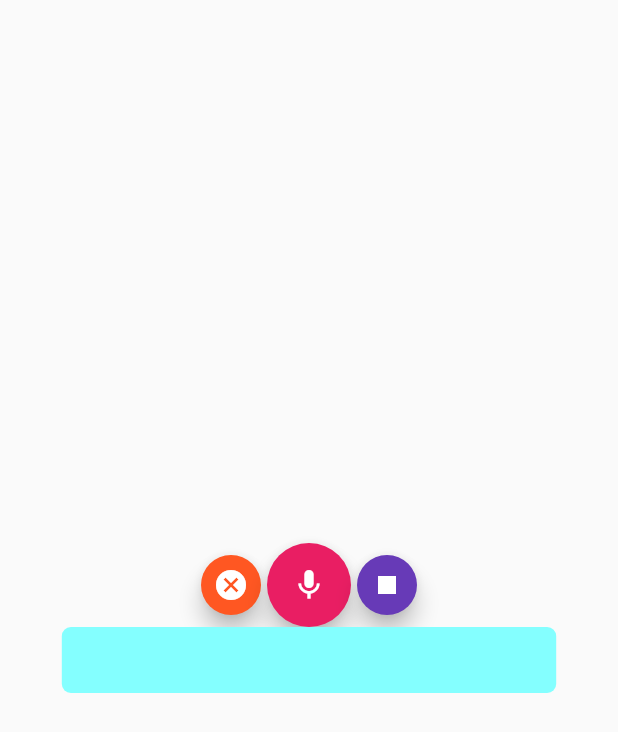
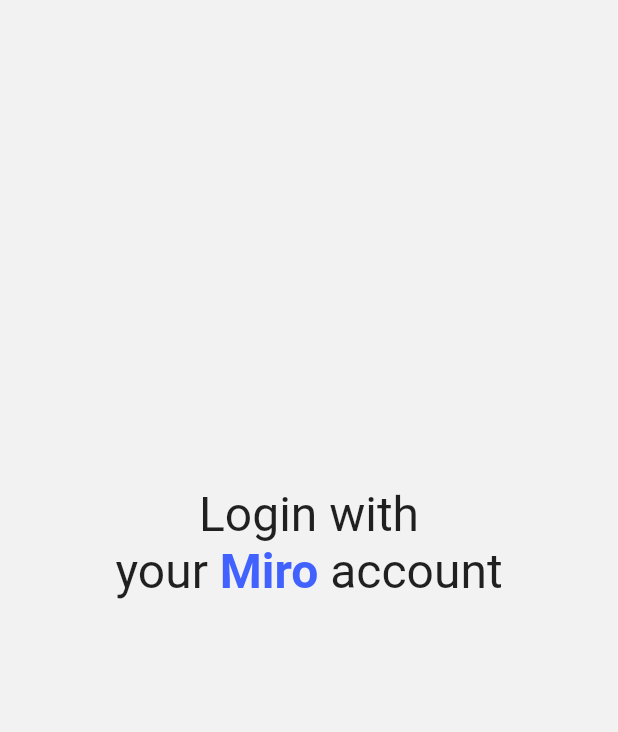
Before and after one commit to leto1timmy/Miro-Voice-Memos, a Flutter app: the screen it shows after launch, on a phone screen of 412 x 824 dp. Shown: the top 732 px of the screen. Run offline on Flutter 3.47's test engine with Material 2 defaults, Android fonts, the phone set to English and light mode, and no system bars; missing offline and left inert: speech_recognition.

Commit message:
added login page

```diff
--- a/lib/main.dart
+++ b/lib/main.dart
@@ -1,7 +1,5 @@
 import 'package:flutter/material.dart';
-//import 'package:speech_recognition/speech_recognition.dart';
-
-import 'modules/voice-recognition/voice-recognition-impl.dart';
+import './screens/login_screen/login.dart';
 
 void main() => runApp(MyApp());
 
@@ -9,7 +7,20 @@ class MyApp extends StatelessWidget {
   @override
   Widget build(BuildContext context) {
     return MaterialApp(
-      home: VoiceHome(),
+      title: 'Flutter Demo',
+      theme: ThemeData(
+        // This is the theme of your application.
+        //
+        // Try running your application with "flutter run". You'll see the
+        // application has a blue toolbar. Then, without quitting the app, try
+        // changing the primarySwatch below to Colors.green and then invoke
+        // "hot reload" (press "r" in the console where you ran "flutter run",
+        // or simply save your changes to "hot reload" in a Flutter IDE).
+        // Notice that the counter didn't reset back to zero; the application
+        // is not restarted.
+        primarySwatch: Colors.blue,
+      ),
+      home: LoginScreen(),
     );
   }
 }
--- /dev/null
+++ b/lib/screens/login_screen/login.dart
@@ -0,0 +1,30 @@
+import 'package:flutter/cupertino.dart';
+import 'package:flutter/material.dart';
+
+class LoginScreen extends StatefulWidget {
+  @override
+  _LoginScreenState createState() => _LoginScreenState();
+}
+
+class _LoginScreenState extends State<LoginScreen> {
+  @override
+  Widget build(BuildContext context) {
+    return Scaffold(
+        backgroundColor: Color.fromRGBO(242, 242, 242, 1),
+        body: Container(
+          alignment: Alignment.center,
+          padding: EdgeInsets.fromLTRB(0, 0, 0, 100),
+          child: Text.rich(
+              TextSpan(text: "Login with\nyour ", children: [
+                TextSpan(
+                    text: "Miro",
+                    style: TextStyle(
+                        fontWeight: FontWeight.bold,
+                        color: Color.fromRGBO(65, 98, 255, 1))),
+                TextSpan(text: " account")
+              ]),
+              textAlign: TextAlign.center,
+              style: TextStyle(fontSize: 32)),
+        ));
+  }
+}
```
